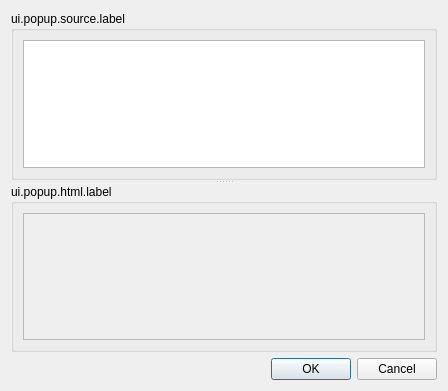
Old version of the form ui_lizmap_popup.ui in the repository 3liz/lizmap-plugin.
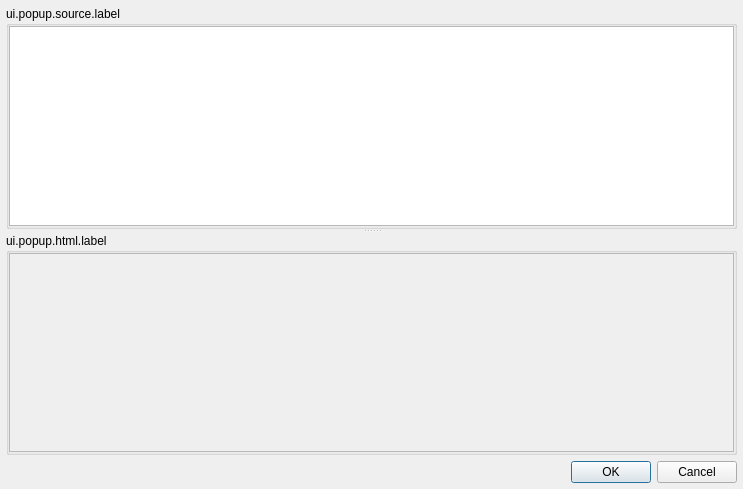
New version of the form. Custom widgets are drawn as their Qt base class.

Commit message: [enhancement] use QgsCodeEditorHTML to configure layer popup

The edit to the form file:
```diff
--- a/ui_lizmap_popup.ui
+++ b/ui_lizmap_popup.ui
@@ -9,14 +9,17 @@
    <rect>
     <x>0</x>
     <y>0</y>
-    <width>448</width>
-    <height>391</height>
+    <width>743</width>
+    <height>489</height>
    </rect>
   </property>
   <property name="windowTitle">
    <string>Lizmap - Popup</string>
   </property>
   <layout class="QGridLayout" name="gridLayout_3">
+   <property name="margin">
+    <number>6</number>
+   </property>
    <item row="0" column="0">
     <widget class="QSplitter" name="splitter">
      <property name="orientation">
@@ -27,6 +30,9 @@
        <string>ui.popup.source.label</string>
       </property>
       <layout class="QGridLayout" name="gridLayout_2">
+       <property name="margin">
+        <number>0</number>
+       </property>
        <item row="0" column="0">
         <widget class="QTextEdit" name="txtPopup"/>
        </item>
@@ -37,6 +43,9 @@
        <string>ui.popup.html.label</string>
       </property>
       <layout class="QGridLayout" name="gridLayout">
+       <property name="margin">
+        <number>0</number>
+       </property>
        <item row="0" column="0">
         <widget class="QTextEdit" name="htmlPopup">
          <property name="enabled">
@@ -60,6 +69,13 @@
    </item>
   </layout>
  </widget>
+ <customwidgets>
+  <customwidget>
+   <class>QgsCodeEditorHTML</class>
+   <extends>QTextEdit</extends>
+   <header location="global">qgis.gui</header>
+  </customwidget>
+ </customwidgets>
  <tabstops>
   <tabstop>txtPopup</tabstop>
   <tabstop>htmlPopup</tabstop>
```
Left out of the diff: 2 changed lines with no effect on the pictures. The commit also changes 2 other files.
